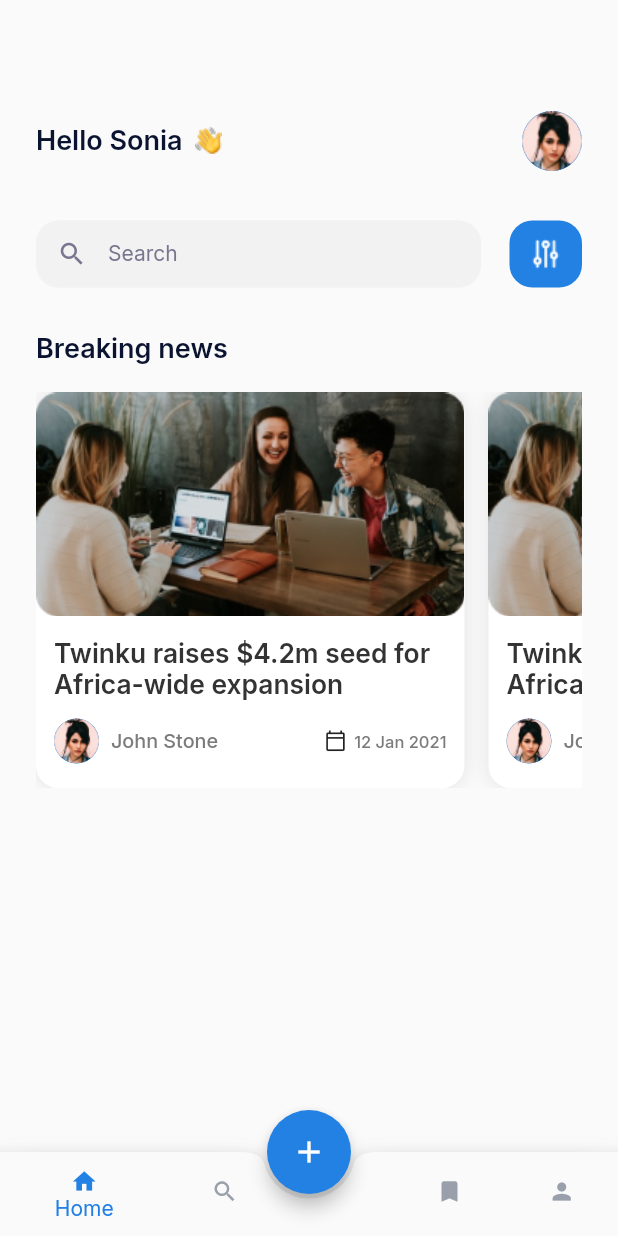
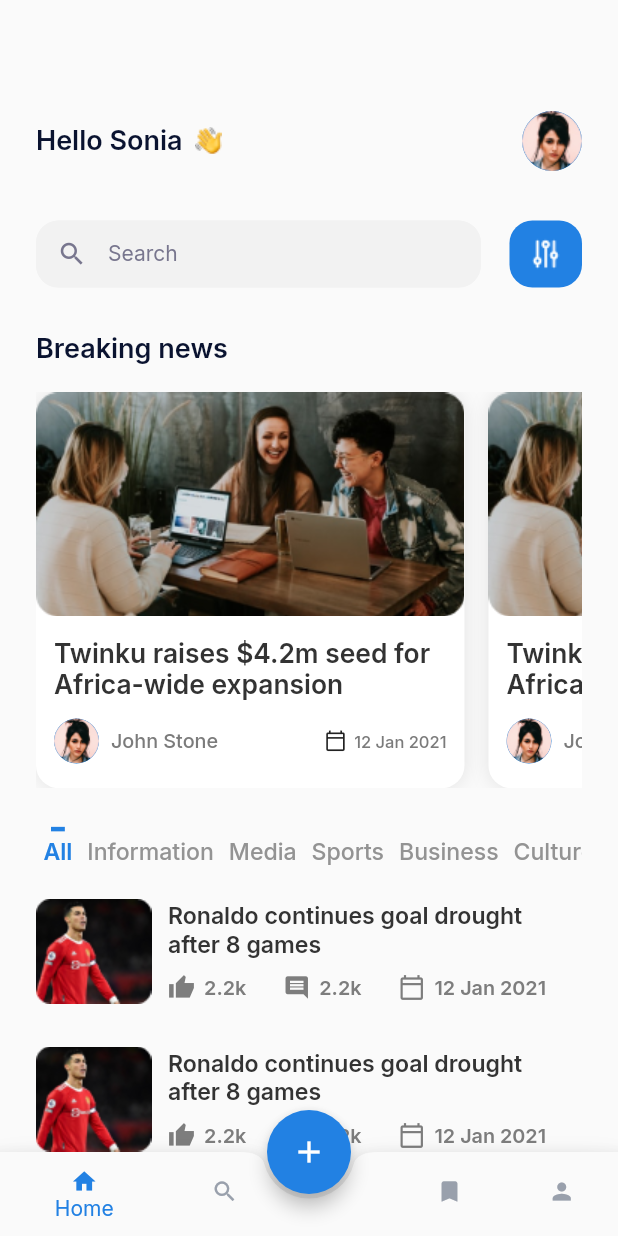
Before and after one commit to deecodez/Blog_App, a Flutter app: the screen it shows after launch, on a phone screen of 412 x 824 dp. Run offline on Flutter 3.47's test engine with Material 2 defaults, Android fonts, the phone set to English and light mode, and no system bars; our stand-ins replace flutter_screenutil, google_fonts.

Commit message:
finished home screen, started single blog screen

```diff
--- /dev/null
+++ b/lib/components/tab_bar/all_category_content.dart
@@ -0,0 +1,188 @@
+import 'package:flutter/material.dart';
+import 'package:flutter_screenutil/flutter_screenutil.dart';
+
+class AllCategoryContent extends StatelessWidget {
+  const AllCategoryContent({Key? key}) : super(key: key);
+
+  @override
+  Widget build(BuildContext context) {
+    return SizedBox(
+      height: 100.0,
+      child: BlogCategoryListView(),
+    );
+  }
+}
+
+class BlogCategoryContainer extends StatelessWidget {
+  final String imgUrl;
+  final String title;
+  final String noOfLike;
+  final String noOfComment;
+  final String datePosted;
+  const BlogCategoryContainer({
+    required this.imgUrl,
+    required this.title,
+    required this.noOfLike,
+    required this.noOfComment,
+    required this.datePosted,
+    Key? key,
+  }) : super(key: key);
+
+  @override
+  Widget build(BuildContext context) {
+    return Column(
+      children: [
+        Row(
+          children: [
+            Image.asset(imgUrl),
+            SizedBox(
+              width: 10.w,
+            ),
+            Expanded(
+              child: Column(
+                mainAxisAlignment: MainAxisAlignment.start,
+                children: [
+                  Row(
+                    crossAxisAlignment: CrossAxisAlignment.start,
+                    children: [
+                      Expanded(
+                        child: Padding(
+                          padding: const EdgeInsets.only(right: 24.0),
+                          child: Text(
+                            title,
+                            style: TextStyle(
+                              fontFamily: 'Inter',
+                              fontStyle: FontStyle.normal,
+                              fontWeight: FontWeight.w600,
+                              fontSize: 14.sp,
+                              color: const Color(0xFF333333),
+                            ),
+                          ),
+                        ),
+                      ),
+                    ],
+                  ),
+                  SizedBox(height: 10.h),
+                  Padding(
+                    padding: const EdgeInsets.only(right: 24.0),
+                    child: Row(
+                      mainAxisAlignment: MainAxisAlignment.spaceBetween,
+                      children: [
+                        BlogSubContent(
+                          icon: Icons.thumb_up_sharp,
+                          text: noOfLike,
+                        ),
+                        BlogSubContent(
+                          icon: Icons.comment,
+                          text: noOfComment,
+                        ),
+                        BlogSubContent(
+                          icon: Icons.calendar_today_outlined,
+                          text: datePosted,
+                        ),
+                      ],
+                    ),
+                  ),
+                ],
+              ),
+            ),
+          ],
+        ),
+        SizedBox(height: 28.h),
+      ],
+    );
+  }
+}
+
+class BlogSubContent extends StatelessWidget {
+  final IconData icon;
+  final String text;
+  const BlogSubContent({
+    required this.icon,
+    required this.text,
+    Key? key,
+  }) : super(key: key);
+
+  @override
+  Widget build(BuildContext context) {
+    return Row(
+      children: [
+        Icon(icon, size: 18.0, color: const Color(0xFF7D7D7D)),
+        SizedBox(width: 6.h),
+        Text(
+          text,
+          style: TextStyle(
+            fontFamily: 'Inter',
+            fontStyle: FontStyle.normal,
+            fontWeight: FontWeight.w600,
+            fontSize: 12.sp,
+            color: const Color(0xFF7D7D7D),
+          ),
+        ),
+      ],
+    );
+  }
+}
+
+class BlogCategoryDetails {
+  final String imgUrl;
+  final String title;
+  final String noOfLike;
+  final String noOfComment;
+  final String datePosted;
+
+  BlogCategoryDetails({
+    required this.imgUrl,
+    required this.title,
+    required this.noOfLike,
+    required this.noOfComment,
+    required this.datePosted,
+  });
+}
+
+class BlogCategoryListView extends StatelessWidget {
+  BlogCategoryListView({Key? key}) : super(key: key);
+
+  final List<BlogCategoryDetails> blogCategoryDetails = [
+    BlogCategoryDetails(
+      imgUrl: 'assets/images/ronaldo.png',
+      title: 'Ronaldo continues goal drought after 8 games',
+      noOfLike: '2.2k',
+      noOfComment: '2.2k',
+      datePosted: '12 Jan 2021',
+    ),
+    BlogCategoryDetails(
+      imgUrl: 'assets/images/ronaldo.png',
+      title: 'Ronaldo continues goal drought after 8 games',
+      noOfLike: '2.2k',
+      noOfComment: '2.2k',
+      datePosted: '12 Jan 2021',
+    ),
+    BlogCategoryDetails(
+      imgUrl: 'assets/images/ronaldo.png',
+      title: 'Ronaldo continues goal drought after 8 games',
+      noOfLike: '2.2k',
+      noOfComment: '2.2k',
+      datePosted: '12 Jan 2021',
+    ),
+  ];
+
+  @override
+  Widget build(BuildContext context) {
+    return SizedBox(
+      height: 200.0,
+      child: ListView.builder(
+          itemCount: blogCategoryDetails.length,
+          itemBuilder: (context, int index) {
+            final blogItem = blogCategoryDetails[index];
+            return BlogCategoryContainer(
+              imgUrl: blogItem.imgUrl,
+              title: blogItem.title,
+              noOfLike: blogItem.noOfLike,
+              noOfComment: blogItem.noOfComment,
+              datePosted: blogItem.datePosted,
+            );
+          }),
+    );
+  }
+}
--- /dev/null
+++ b/lib/components/tab_bar/news_category_tab_bar.dart
@@ -0,0 +1,253 @@
+import 'package:blog_app/const/colors.dart';
+import 'package:flutter/material.dart';
+import 'package:flutter_screenutil/flutter_screenutil.dart';
+
+import 'all_category_content.dart';
+
+class NewsCategoryTabBar extends StatefulWidget {
+  const NewsCategoryTabBar({
+    Key? key,
+    // required this.children,
+    // required this.tabOneText,
+    // required this.tabTwoText,
+    // required this.tabThreeText,
+  }) : super(key: key);
+  // final List<Widget> children;
+  // final String tabOneText;
+  // final String tabTwoText;
+  // final String tabThreeText;
+
+  @override
+  _NewsCategoryTabBarState createState() => _NewsCategoryTabBarState();
+}
+
+class _NewsCategoryTabBarState extends State<NewsCategoryTabBar>
+    with SingleTickerProviderStateMixin {
+  @override
+  void initState() {
+    super.initState();
+    _tabController = TabController(length: 6, vsync: this);
+  }
+
+  late TabController _tabController;
+
+  @override
+  Widget build(BuildContext context) {
+    return SafeArea(
+      child: Stack(
+        children: [
+          // Container(
+          //   height: 50.0.h,
+          //   decoration: BoxDecoration(
+          //     borderRadius: BorderRadius.circular(5),
+          //     color: const Color(0xffe8e8e8),
+          //   ),
+          // ),
+          Column(
+            children: [
+              Container(
+                height: 50.h,
+                width: MediaQuery.of(context).size.width,
+                child: PreferredSize(
+                  preferredSize: const Size.fromHeight(10.0),
+                  child: TabBar(
+                    isScrollable: true,
+                    controller: _tabController,
+                    labelColor: AppColor.primaryColor,
+                    unselectedLabelColor: const Color(0xFF939393),
+                    labelPadding: const EdgeInsets.all(5),
+                    labelStyle: TextStyle(
+                      fontSize: 14.sp,
+                      fontWeight: FontWeight.w600,
+                      fontFamily: "Inter",
+                    ),
+                    unselectedLabelStyle: TextStyle(
+                      fontSize: 14.sp,
+                      fontFamily: "Inter",
+                      fontWeight: FontWeight.w500,
+                    ),
+                    // automaticIndicatorColorAdjustment: false,
+                    indicatorColor: AppColor.primaryColor,
+                    //TODO: To see how to customize the dot on active
+                    indicator: const UnderlineTabIndicator(
+                      borderSide: BorderSide(
+                        color: AppColor.primaryColor,
+                        width: 3,
+                      ),
+                      insets: EdgeInsets.fromLTRB(10.0, 0.0, 10.0, 40.0),
+                    ),
+                    // labelPadding: EdgeInsets.zero,
+                    indicatorPadding: EdgeInsets.zero,
+                    // indicator: BoxDecoration(
+                    //   borderRadius: BorderRadius.circular(6),
+                    //   color: AppColor.secondaryColor,
+                    // ),
+                    tabs: const [
+                      Tab(
+                        child: Text(
+                          'All',
+                        ),
+                      ),
+                      Tab(
+                        child: Text(
+                          'Information',
+                        ),
+                      ),
+                      Tab(
+                        child: Text(
+                          "Media",
+                        ),
+                      ),
+                      Tab(
+                        child: Text(
+                          "Sports",
+                        ),
+                      ),
+                      Tab(
+                        child: Text(
+                          "Business",
+                        ),
+                      ),
+                      Tab(
+                        child: Text(
+                          "Culture",
+                        ),
+                      ),
+                    ],
+                  ),
+                ),
+              ),
+              SizedBox(height: 5.h),
+              SizedBox(
+                width: MediaQuery.of(context).size.width,
+                height: MediaQuery.of(context).size.height * 0.30.h,
+                child: TabBarView(controller: _tabController, children: const [
+                  AllCategoryContent(),
+                  Text("Information"),
+                  Text("Media"),
+                  Text("Sports"),
+                  Text("Business"),
+                  Text("Culture"),
+                ]),
+              ),
+            ],
+          ),
+        ],
+      ),
+    );
+  }
+}
+
+
+
+
+
+
+
+
+
+
+
+
+
+
+
+
+
+
+
+
+
+
+
+
+// import 'package:flutter/material.dart';
+
+// class NewsCategoryTabBar extends StatefulWidget {
+//   const NewsCategoryTabBar({Key? key}) : super(key: key);
+
+//   @override
+//   _NewsCategoryTabBarState createState() => _NewsCategoryTabBarState();
+// }
+
+// class _NewsCategoryTabBarState extends State<NewsCategoryTabBar> {
+//   @override
+//   Widget build(BuildContext context) {
+//     return DefaultTabController(
+//       length: 6,
+//       child:
+//       Scaffold(
+//           appBar: AppBar(
+//             centerTitle: true,
+//             // leading: Icon(Icons.person_outline),
+//             // title: Text('DASHBOARD',style: TextStyle(fontSize: 16.0),),
+//             bottom: PreferredSize(
+//                 child: TabBar(
+//                     isScrollable: true,
+//                     unselectedLabelColor: Colors.white.withOpacity(0.3),
+//                     indicatorColor: Colors.white,
+//                     tabs: [
+//                       Tab(
+//                         child: Text('Tab 1'),
+//                       ),
+//                       Tab(
+//                         child: Text('Investment'),
+//                       ),
+//                       Tab(
+//                         child: Text('Your Earning'),
+//                       ),
+//                       Tab(
+//                         child: Text('Current Balance'),
+//                       ),
+//                       Tab(
+//                         child: Text('Tab 5'),
+//                       ),
+//                       Tab(
+//                         child: Text('Tab 6'),
+//                       )
+//                     ]),
+//                 preferredSize: Size.fromHeight(30.0)),
+//             actions: <Widget>[
+//               Padding(
+//                 padding: const EdgeInsets.only(right: 16.0),
+//                 child: Icon(Icons.add_alert),
+//               ),
+//             ],
+//           ),
+//           body: TabBarView(
+//             children: <Widget>[
+//               Container(
+//                 child: Center(
+//                   child: Text('Tab 1'),
+//                 ),
+//               ),
+//               Container(
+//                 child: Center(
+//                   child: Text('Tab 2'),
+//                 ),
+//               ),
+//               Container(
+//                 child: Center(
+//                   child: Text('Tab 3'),
+//                 ),
+//               ),
+//               Container(
+//                 child: Center(
+//                   child: Text('Tab 4'),
+//                 ),
+//               ),
+//               Container(
+//                 child: Center(
+//                   child: Text('Tab 5'),
+//                 ),
+//               ),
+//               Container(
+//                 child: Center(
+//                   child: Text('Tab 6'),
+//                 ),
+//               ),
+//             ],
+//           )),
+//     );
+//   }
+// }
--- a/lib/screens/home_screen.dart
+++ b/lib/screens/home_screen.dart
@@ -1,6 +1,8 @@
 import 'package:blog_app/const/colors.dart';
 import 'package:blog_app/const/text_syle.dart';
+import 'package:blog_app/components/tab_bar/news_category_tab_bar.dart';
 import 'package:blog_app/screens/login_screen.dart';
+import 'package:blog_app/screens/single_blog_details.dart';
 import 'package:flutter/material.dart';
 import 'package:flutter_screenutil/flutter_screenutil.dart';
 
@@ -62,6 +64,8 @@ class HomeScreen extends StatelessWidget {
             ),
             const SizedBox(height: 18.0),
             BlogGrid(),
+            const SizedBox(height: 18.0),
+            const NewsCategoryTabBar()
           ],
         ),
       ),
@@ -244,12 +248,23 @@ class BlogGrid extends StatelessWidget {
         ),
         itemBuilder: (context, int index) {
           final blog = blogDetails[index];
-          return BlogContainer(
-            blogImg: blog.blogImg,
-            blogTitle: blog.blogTitle,
-            authorImg: blog.authorImg,
-            authorName: blog.authorName,
-            datePosted: blog.datePosted,
+          return GestureDetector(
+            onTap: () {
+              Navigator.push(context,
+                  MaterialPageRoute(builder: (BuildContext context) {
+                return SingleBlogDetailsScreen(
+                  img: blog.blogImg,
+                  text: blog.blogTitle,
+                );
+              }));
+            },
+            child: BlogContainer(
+              blogImg: blog.blogImg,
+              blogTitle: blog.blogTitle,
+              authorImg: blog.authorImg,
+              authorName: blog.authorName,
+              datePosted: blog.datePosted,
+            ),
           );
         },
       ),
--- /dev/null
+++ b/lib/screens/single_blog_details.dart
@@ -0,0 +1,125 @@
+import 'package:blog_app/components/tab_bar/all_category_content.dart';
+import 'package:flutter/material.dart';
+import 'package:flutter_screenutil/flutter_screenutil.dart';
+
+class SingleBlogDetailsScreen extends StatelessWidget {
+  final String img;
+  final String text;
+  const SingleBlogDetailsScreen(
+      {required this.img, required this.text, Key? key})
+      : super(key: key);
+
+  @override
+  Widget build(BuildContext context) {
+    return Scaffold(
+      appBar: AppBar(
+        automaticallyImplyLeading: false,
+        centerTitle: true,
+        backgroundColor: Colors.transparent,
+        elevation: 0.0,
+        title: Text(
+          'Details',
+          style: TextStyle(
+            fontFamily: 'Inter',
+            fontStyle: FontStyle.normal,
+            fontWeight: FontWeight.w600,
+            fontSize: 16.sp,
+            color: const Color(0xFF0A1330),
+          ),
+        ),
+        leading: AppBarIcon(
+          icon: Icons.arrow_back_ios,
+          onTap: () {
+            Navigator.pop(context);
+          },
+        ),
+        actions: [
+          AppBarIcon(
+            icon: Icons.more_horiz,
+            onTap: () {
+              Navigator.pop(context);
+            },
+          ),
+        ],
+      ),
+      body: ListView(
+        padding: const EdgeInsets.only(left: 24.0, right: 24.0),
+        children: [
+          Image.asset(img),
+          SizedBox(height: 18.h),
+          Text(
+            text,
+            style: TextStyle(
+              fontFamily: 'Inter',
+              fontStyle: FontStyle.normal,
+              fontWeight: FontWeight.w600,
+              fontSize: 18.sp,
+              color: const Color(0xFF333333),
+            ),
+          ),
+          SizedBox(height: 10.h),
+          Row(
+            // mainAxisAlignment: MainAxisAlignment.spaceBetween,
+            children: [
+              const BlogSubContent(
+                icon: Icons.thumb_up_sharp,
+                text: '2.2k',
+              ),
+              SizedBox(width: 18.w),
+              const BlogSubContent(
+                icon: Icons.comment,
+                text: '2.2k',
+              ),
+              SizedBox(width: 18.w),
+              const BlogSubContent(
+                icon: Icons.calendar_today_outlined,
+                text: '12 Jan 2021',
+              ),
+            ],
+          ),
+        ],
+      ),
+    );
+  }
+}
+
+class AppBarIcon extends StatelessWidget {
+  final IconData icon;
+  final void Function()? onTap;
+  const AppBarIcon({
+    required this.icon,
+    this.onTap,
+    Key? key,
+  }) : super(key: key);
+
+  @override
+  Widget build(BuildContext context) {
+    return GestureDetector(
+      onTap: onTap,
+      child: Container(
+        // width: 20.w,
+        // height: 20.h,
+        decoration: const BoxDecoration(
+          boxShadow: [
+            BoxShadow(
+              // rgba(130, 130, 130, 0.19);
+              color: Color.fromRGBO(130, 130, 130, 0.19),
+              // spreadRadius: 5,
+              blurRadius: 10,
+              // offset: Offset(0, 4), // changes position of shadow
+            ),
+          ],
+          shape: BoxShape.circle,
+          color: Colors.white,
+        ),
+        child: Center(
+          child: Icon(
+            icon,
+            color: const Color(0xFF0A1330),
+            size: 20.0,
+          ),
+        ),
+      ),
+    );
+  }
+}
```
Also changed, not shown: assets/images/ronaldo.png (added).
